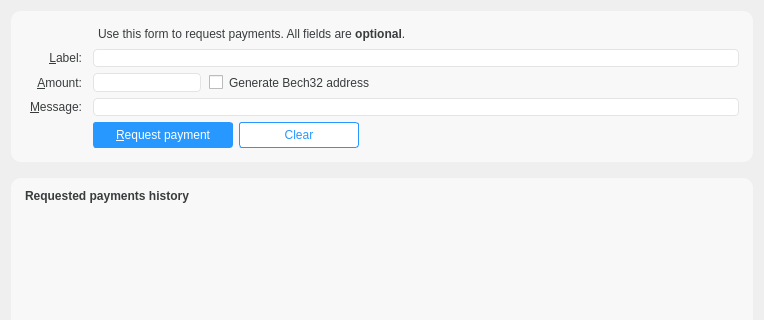
Qt form src/qt/forms/receivecoinsdialog.ui (ecoinchain/ecoin) before a commit; both pictures show x 0 to 764 and y 0 to 320 of the 764 by 463 pixel window.
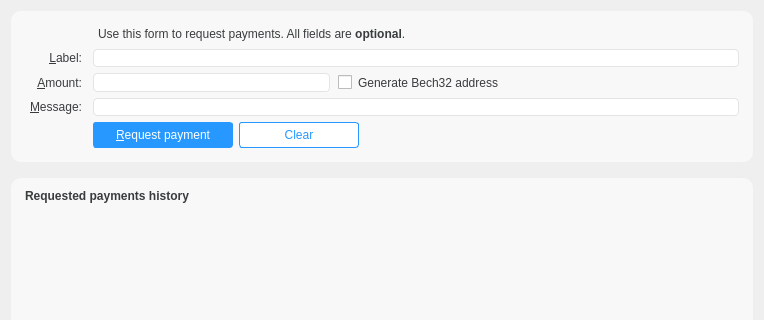
The same form after that commit. Icons and pictures are not drawn. Custom widgets are drawn as their Qt base class.

Diff of the .ui file:
```diff
--- a/src/qt/forms/receivecoinsdialog.ui
+++ b/src/qt/forms/receivecoinsdialog.ui
@@ -244,7 +244,7 @@
          </widget>
         </item>
         <item row="5" column="2">
-         <layout class="QHBoxLayout" name="horizontalLayout_6">
+         <layout class="QHBoxLayout" name="horizontalLayout_6" stretch="1,0,1">
           <item>
            <widget class="BitcoinAmountField" name="reqAmount">
             <property name="sizePolicy">
```
